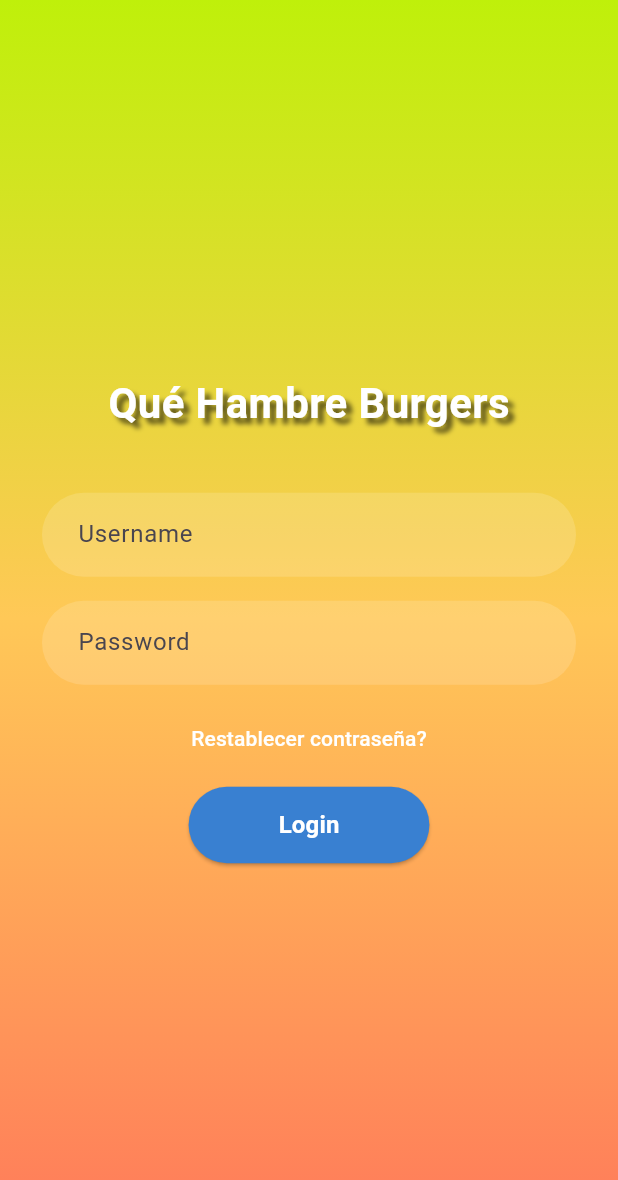
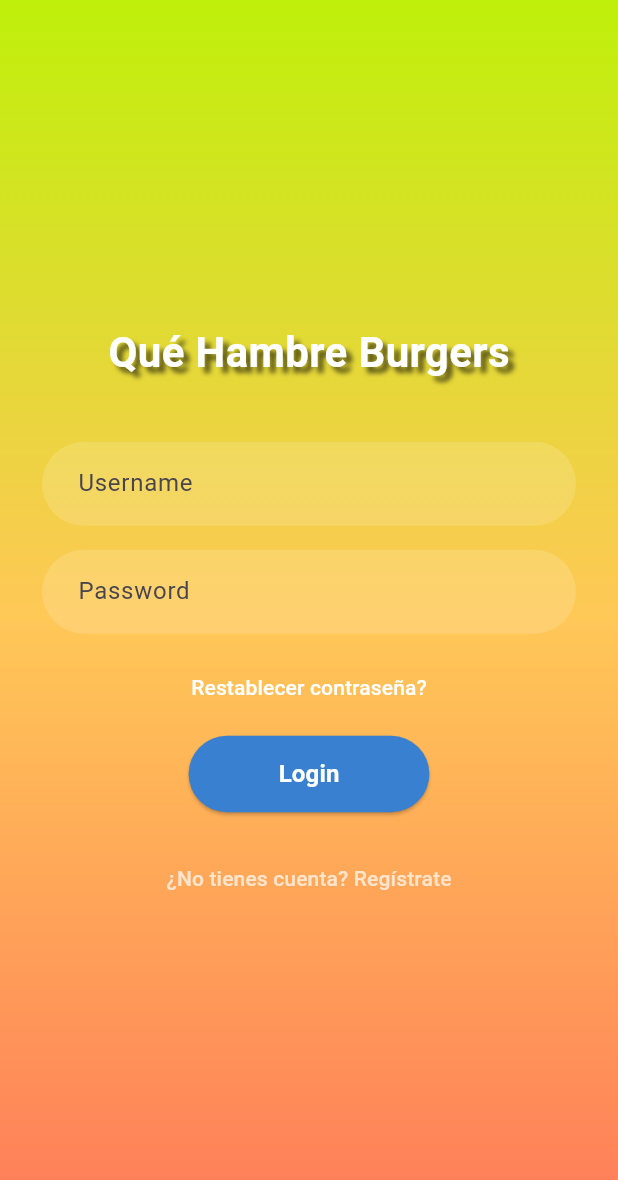
Before and after one commit to Jennifer16510/Que-Hambre-Burgers, a Flutter app: the screen it shows after launch, on a phone screen of 412 x 824 dp. Shown: the top 1180 px of the screen. Run offline on Flutter 3.47's test engine with Material 3 defaults, Android fonts, the phone set to English and light mode, and no system bars.

Commit message:
se actualizo opcion registro

```diff
--- a/lib/pages/login_page.dart
+++ b/lib/pages/login_page.dart
@@ -11,8 +11,10 @@ class LoginPage extends StatefulWidget {
 class _LoginPageState extends State<LoginPage> {
   final _userCtrl = TextEditingController();
   final _passCtrl = TextEditingController();
+  final _confirmPassCtrl = TextEditingController();
   final _formKey = GlobalKey<FormState>();
   bool _loading = false;
+  bool _isLogin = true; // 👈 Toggle entre login y registro
 
   // Credenciales dummy
   final String goodUser = 'admin';
@@ -33,10 +35,32 @@ class _LoginPageState extends State<LoginPage> {
     }
   }
 
+  void _register() async {
+    if (!_formKey.currentState!.validate()) return;
+    if (_passCtrl.text != _confirmPassCtrl.text) {
+      ScaffoldMessenger.of(context).showSnackBar(
+        SnackBar(content: Text('Las contraseñas no coinciden')),
+      );
+      return;
+    }
+
+    setState(() => _loading = true);
+    await Future.delayed(Duration(milliseconds: 700));
+    setState(() => _loading = false);
+
+    ScaffoldMessenger.of(context).showSnackBar(
+      SnackBar(content: Text('Usuario registrado con éxito ✅')),
+    );
+
+    // Después de registrar, vuelve al login
+    setState(() => _isLogin = true);
+  }
+
   @override
-  void dispose() { //
+  void dispose() {
     _userCtrl.dispose();
     _passCtrl.dispose();
+    _confirmPassCtrl.dispose();
     super.dispose();
   }
 
@@ -69,48 +93,55 @@ class _LoginPageState extends State<LoginPage> {
                     ),
                   ),
                   SizedBox(height: 40),
+
+                  // ======= CAMPOS =======
                   TextFormField(
                     controller: _userCtrl,
-                    decoration: InputDecoration(
-                      filled: true,
-                      fillColor: Colors.white.withOpacity(0.15),
-                      hintText: 'Username',
-                      border: OutlineInputBorder(
-                        borderRadius: BorderRadius.circular(30),
-                        borderSide: BorderSide.none,
-                      ),
-                      contentPadding: EdgeInsets.symmetric(horizontal: 20, vertical: 16),
-                    ),
-                    validator: (v) => (v == null || v.isEmpty) ? 'Ingrese usuario' : null,
+                    decoration: _inputStyle('Username'),
+                    validator: (v) =>
+                        (v == null || v.isEmpty) ? 'Ingrese usuario' : null,
                   ),
                   SizedBox(height: 16),
+
                   TextFormField(
                     controller: _passCtrl,
                     obscureText: true,
-                    decoration: InputDecoration(
-                      filled: true,
-                      fillColor: Colors.white.withOpacity(0.15),
-                      hintText: 'Password',
-                      border: OutlineInputBorder(
-                        borderRadius: BorderRadius.circular(30),
-                        borderSide: BorderSide.none,
+                    decoration: _inputStyle('Password'),
+                    validator: (v) =>
+                        (v == null || v.isEmpty) ? 'Ingrese password' : null,
                   ),
-                      contentPadding: EdgeInsets.symmetric(horizontal: 20, vertical: 16),
+
+                  if (!_isLogin) ...[
+                    SizedBox(height: 16),
+                    TextFormField(
+                      controller: _confirmPassCtrl,
+                      obscureText: true,
+                      decoration: _inputStyle('Confirmar Password'),
+                      validator: (v) => (v == null || v.isEmpty)
+                          ? 'Repita su password'
+                          : null,
                     ),
-                    validator: (v) => (v == null || v.isEmpty) ? 'Ingrese password' : null,
-                  ),
+                  ],
+
                   SizedBox(height: 12),
+
+                  if (_isLogin)
                     Align(
                       alignment: Alignment.centerRight,
                       child: TextButton(
                         onPressed: () {
-                        showDialog(context: context, builder: (_) =>
-                          AlertDialog(
+                          showDialog(
+                              context: context,
+                              builder: (_) => AlertDialog(
                                     title: Text('Recuperar contraseña'),
                                     content: Text('Recuerda usar: admin / 1234'),
-                            actions: [TextButton(onPressed: ()=>Navigator.pop(context), child: Text('OK'))],
-                          )
-                        );
+                                    actions: [
+                                      TextButton(
+                                          onPressed: () =>
+                                              Navigator.pop(context),
+                                          child: Text('OK'))
+                                    ],
+                                  ));
                         },
                         child: Center(
                           child: Text(
@@ -120,25 +151,50 @@ class _LoginPageState extends State<LoginPage> {
                         ),
                       ),
                     ),
+
                   SizedBox(height: 8),
+
+                  // ======= BOTÓN =======
                   ElevatedButton(
-                    onPressed: _loading ? null : _login,
+                    onPressed: _loading
+                        ? null
+                        : _isLogin
+                            ? _login
+                            : _register,
                     style: ElevatedButton.styleFrom(
-                      padding: EdgeInsets.symmetric(horizontal: 60, vertical: 14),
-                      shape: RoundedRectangleBorder(borderRadius: BorderRadius.circular(30)),
-                      backgroundColor:  Color.fromARGB(255, 57, 128, 209),
+                      padding:
+                          EdgeInsets.symmetric(horizontal: 60, vertical: 14),
+                      shape: RoundedRectangleBorder(
+                          borderRadius: BorderRadius.circular(30)),
+                      backgroundColor: Color.fromARGB(255, 57, 128, 209),
                     ),
                     child: _loading
-                      ? CircularProgressIndicator(color: const Color.fromARGB(255, 255, 254, 254))
+                        ? CircularProgressIndicator(
+                            color: const Color.fromARGB(255, 255, 254, 254))
                         : Text(
-                          'Login',
+                            _isLogin ? 'Login' : 'Registrar',
                             style: TextStyle(
-                          color: Colors.white, // 👈 Aquí cambias el color de la letra
-                          fontSize: 16,        // opcional: tamaño
-                          fontWeight: FontWeight.bold, // opcional: negrita
+                              color: Colors.white,
+                              fontSize: 16,
+                              fontWeight: FontWeight.bold,
                             ),
                           ),
                   ),
+
+                  SizedBox(height: 20),
+
+                  // ======= TOGGLE =======
+                  TextButton(
+                    onPressed: () =>
+                        setState(() => _isLogin = !_isLogin),
+                    child: Text(
+                      _isLogin
+                          ? '¿No tienes cuenta? Regístrate'
+                          : '¿Ya tienes cuenta? Inicia sesión',
+                      style: TextStyle(color: Colors.white70),
+                    ),
+                  ),
+
                   SizedBox(height: 40),
                 ],
               ),
@@ -148,4 +204,17 @@ class _LoginPageState extends State<LoginPage> {
       ),
     );
   }
+
+  InputDecoration _inputStyle(String hint) {
+    return InputDecoration(
+      filled: true,
+      fillColor: Colors.white.withOpacity(0.15),
+      hintText: hint,
+      border: OutlineInputBorder(
+        borderRadius: BorderRadius.circular(30),
+        borderSide: BorderSide.none,
+      ),
+      contentPadding: EdgeInsets.symmetric(horizontal: 20, vertical: 16),
+    );
   }
+}
```
Lines whose indentation alone changed are shown as unchanged.
